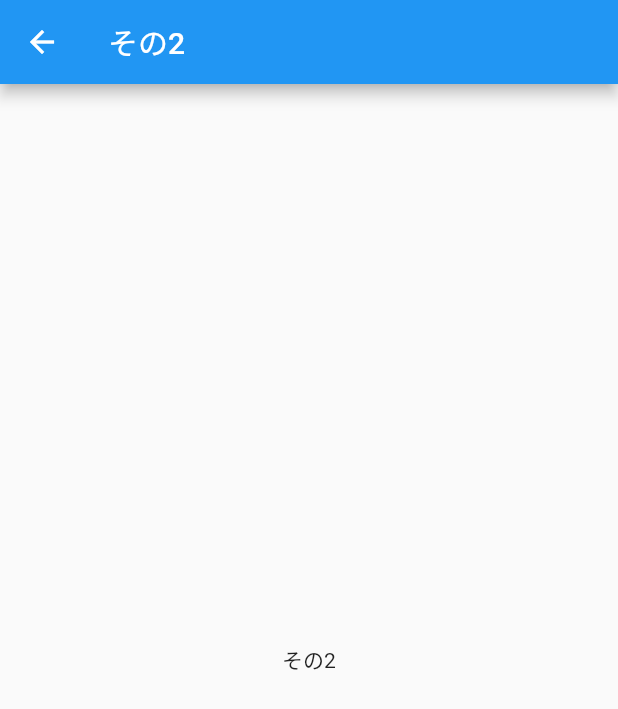
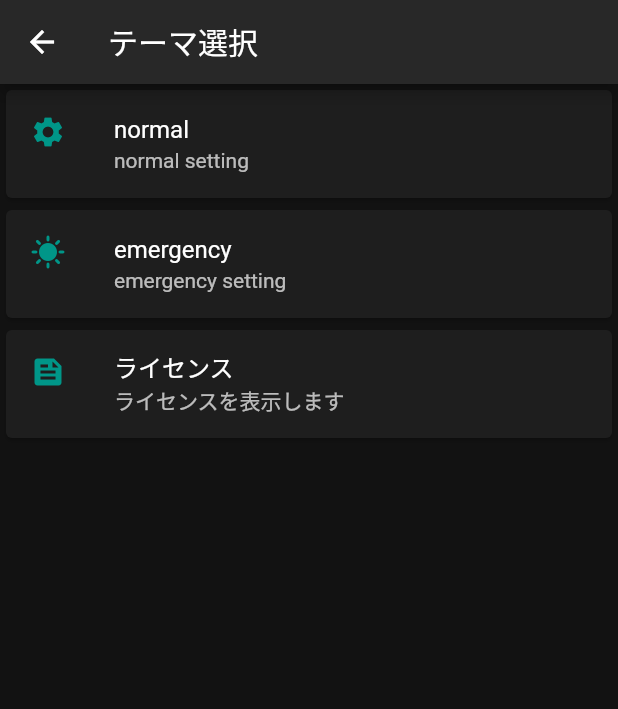
Before and after one commit to marrbor/flutter_theme, a Flutter app: the screen it shows after launch, after a tap on "押してみな", on a phone screen of 412 x 824 dp. Shown: the top 709 px of the screen. Run offline on Flutter 3.47's test engine with Material 2 defaults, Android fonts, the phone set to English and light mode, and no system bars; our stand-ins replace flutter_riverpod.

Commit message:
動作するところまで

```diff
--- a/lib/main.dart
+++ b/lib/main.dart
@@ -1,20 +1,23 @@
 import 'package:flutter/material.dart';
 import 'package:flutter_riverpod/flutter_riverpod.dart';
+import 'package:flutter_theme/cocodayo_theme_mode.dart';
+import 'package:flutter_theme/theme_provider.dart';
 
 void main() {
   WidgetsFlutterBinding.ensureInitialized();
   runApp(const ProviderScope(child: MyApp()));
 }
 
-class MyApp extends StatelessWidget {
+class MyApp extends ConsumerWidget {
   const MyApp({super.key});
 
   // This widget is the root of your application.
   @override
-  Widget build(BuildContext context) {
-    return const MaterialApp(
+  Widget build(BuildContext context, WidgetRef ref) {
+    return MaterialApp(
       title: 'Flutter Demo',
-      home: MyHomePage(title: 'Flutter Demo Home Page'),
+      theme: ref.watch(themeProvider).themeMode.themeData,
+      home: const MyHomePage(title: 'Flutter Demo Home Page'),
     );
   }
 }
@@ -76,7 +79,7 @@ class _MyHomePageState extends State<MyHomePage> {
   }
 }
 
-class _Page2 extends StatelessWidget {
+class _Page2 extends ConsumerWidget {
   const _Page2();
 
   static push(BuildContext context) {
@@ -85,9 +88,34 @@ class _Page2 extends StatelessWidget {
   }
 
   @override
-  Widget build(BuildContext context) {
+  Widget build(BuildContext context, WidgetRef ref) {
     return Scaffold(
-        appBar: _appBar(title: 'その2'), body: const Center(child: Text('その2')));
+        appBar: _appBar(title: 'テーマ選択'),
+        body: Column(
+          children: [
+            _setTheme(context, ref, CocodayoThemeMode.normal),
+            _setTheme(context, ref, CocodayoThemeMode.emergency),
+            _openLicense(context),
+          ],
+        ));
+  }
+
+  Widget _setTheme(BuildContext context, WidgetRef ref, CocodayoThemeMode themeMode) {
+    return Card(
+        child: ListTile(
+            leading: themeMode.icon,
+            title: Text(themeMode.displayName),
+            subtitle: Text(themeMode.description),
+        onTap: () => ref.read(themeProvider.notifier).change(themeMode)));
+  }
+
+  Widget _openLicense(BuildContext context) {
+    return Card(
+        child: ListTile(
+            leading: const Icon(Icons.feed),
+            title: const Text('ライセンス'),
+            subtitle: const Text('ライセンスを表示します'),
+            onTap: () => showLicensePage(context: context)));
   }
 }
 
--- a/lib/theme_provider.dart
+++ b/lib/theme_provider.dart
@@ -1,15 +1,16 @@
 import 'package:flutter_riverpod/flutter_riverpod.dart';
 import 'package:flutter_theme/cocodayo_theme_mode.dart';
+import 'package:flutter_theme/cocodayo_theme_mode_state.dart';
 
 /// テーマ選択のProvider
 final themeProvider =
-    StateNotifierProvider<CocodayoThemeDataNotifier, CocodayoThemeMode>(
-        (ref) => CocodayoThemeDataNotifier());
+    StateNotifierProvider<_ThemeDataNotifier, CocodayoThemeModeState>(
+        (ref) => _ThemeDataNotifier());
 
 /// テーマの変更・記憶を行うStateNotifier
-class CocodayoThemeDataNotifier extends StateNotifier<CocodayoThemeMode> {
-  CocodayoThemeDataNotifier() : super(CocodayoThemeMode.normal);
+class _ThemeDataNotifier extends StateNotifier<CocodayoThemeModeState> {
+  _ThemeDataNotifier() : super(const CocodayoThemeModeState(themeMode: CocodayoThemeMode.normal));
 
   /// テーマの変更を行い、永続化
-  void change(CocodayoThemeMode themeMode) => state = themeMode;
+  void change(CocodayoThemeMode themeMode) => state = state.copyWith(themeMode);
 }
```
